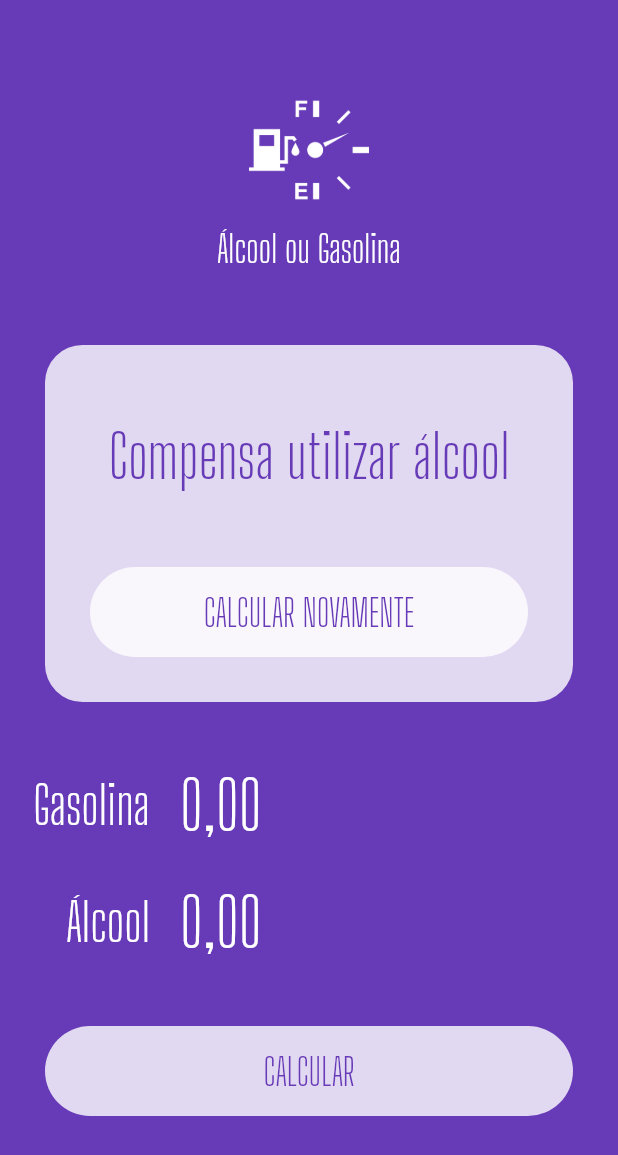
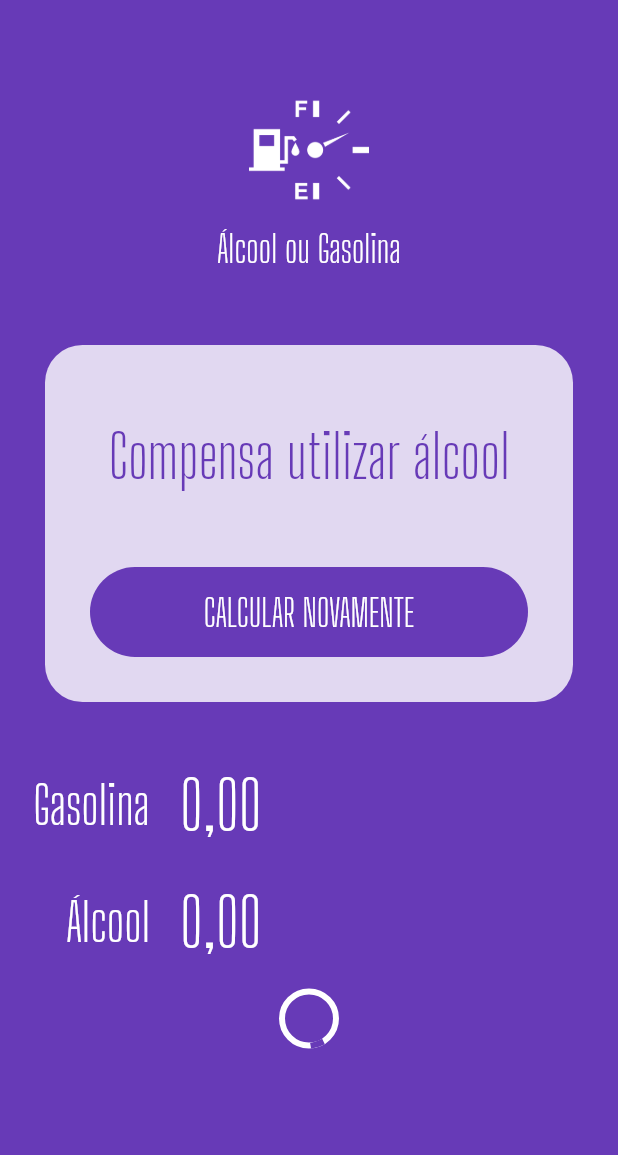
Before and after one commit to jamesSena/aorg, a Flutter app: the screen it shows after launch, on a phone screen of 412 x 824 dp. Shown: the top 1155 px of the screen. Run offline on Flutter 3.47's test engine with Material 2 defaults, Android fonts, the phone set to English and light mode, and no system bars; our stand-ins replace flutter_masked_text.

Commit message:
Separando o botão do Main. Um unico botão com duas responsabilidade.

```diff
--- a/lib/main.dart
+++ b/lib/main.dart
@@ -1,4 +1,5 @@
 import 'package:aorg/widget/input.widget.dart';
+import 'package:aorg/widget/loading-button.widget.dart';
 import 'package:aorg/widget/logo.widget.dart';
 import 'package:flutter/material.dart';
 import 'package:flutter_masked_text/flutter_masked_text.dart';
@@ -49,31 +50,13 @@ class HomePage extends StatelessWidget {
                   ),
                 ),
                 SizedBox(height: 20,),
-                 Container(
-                  margin: EdgeInsets.all(30),
-                  height: 60,
-                  width: double.infinity,
-                  decoration: BoxDecoration(
-                    color: Colors.white.withOpacity(0.8),
-                    borderRadius: BorderRadius.circular(60),
-
-                  ),
-                  child: FlatButton(
-                    child: Text(
-                      "CALCULAR NOVAMENTE",
-                      style: TextStyle(
-                        color: Theme.of(context).primaryColor,
-                        fontSize: 25,
-                        fontFamily: "Big Shoulders Display",
-                        ),
-
-
-                      ),
-
-                    onPressed: (){},
-                  ),
-                ),
-              ],
+              LoadingButton(
+            busy: false,
+            func: (){},
+            text: "CALCULAR NOVAMENTE",
+            invert: true,
+          ),
+           ],
 
 
             ),
@@ -86,28 +69,11 @@ class HomePage extends StatelessWidget {
             label:"Álcool",
             ctrl: _alcCtrl,
           ),
-          Container(
-            margin: EdgeInsets.all(30),
-            height: 60,
-            decoration: BoxDecoration(
-              color: Colors.white.withOpacity(0.8),
-              borderRadius: BorderRadius.circular(60),
-
-            ),
-            child: FlatButton(
-              child: Text(
-                "CALCULAR",
-                style: TextStyle(
-                  color: Theme.of(context).primaryColor,
-                  fontSize: 25,
-                  fontFamily: "Big Shoulders Display",
-                  ),
-
-
-                ),
-
-              onPressed: (){},
-            ),
+          LoadingButton(
+            busy: true,
+            func: (){},
+            text: "CALCULAR",
+            invert: false,
           ),
         ],
 
--- /dev/null
+++ b/lib/widget/loading-button.widget.dart
@@ -0,0 +1,51 @@
+import 'package:flutter/cupertino.dart';
+import 'package:flutter/material.dart';
+
+class LoadingButton extends StatelessWidget {
+
+  var busy = false;
+  var invert = false;
+  var text = "";
+  Function func;
+
+  LoadingButton({
+    @required this.busy,
+    @required this.invert,
+    @required this.text,
+    @required this.func,
+  });
+
+  @override
+  Widget build(BuildContext context) {
+    return
+    busy ?
+      Container(
+        alignment: Alignment.center,
+        height: 50,
+        child: CircularProgressIndicator(
+          backgroundColor: Colors.white,
+        ),
+      )
+    :
+      Container(
+        margin: EdgeInsets.all(30),
+        height: 60,
+        width: double.infinity,
+        decoration: BoxDecoration(
+          color:  invert ? Theme.of(context).primaryColor : Colors.white.withOpacity(0.8),
+          borderRadius: BorderRadius.circular(60),
+        ),
+        child: FlatButton(
+          child: Text(
+            text,
+            style: TextStyle(
+              color:invert ?  Colors.white : Theme.of(context).primaryColor,
+              fontSize: 25,
+              fontFamily: "Big Shoulders Display",
+            ),
+          ),
+          onPressed: func,
+        ),
+      );
+  }
+}
```
